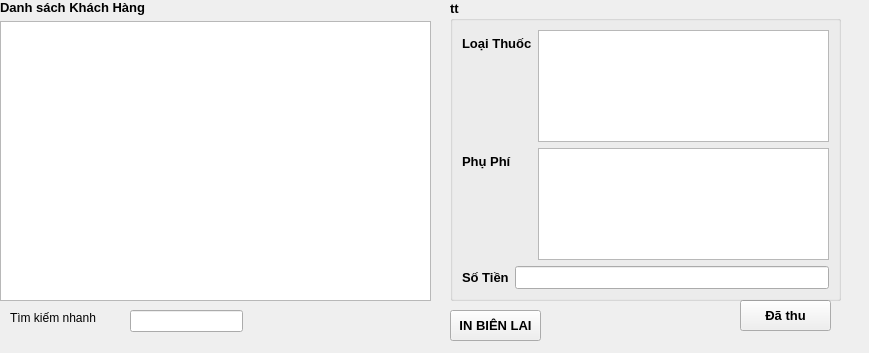
The window that dongphi.ui (xdien/tcmr) describes before a commit, drawn with Qt 5.
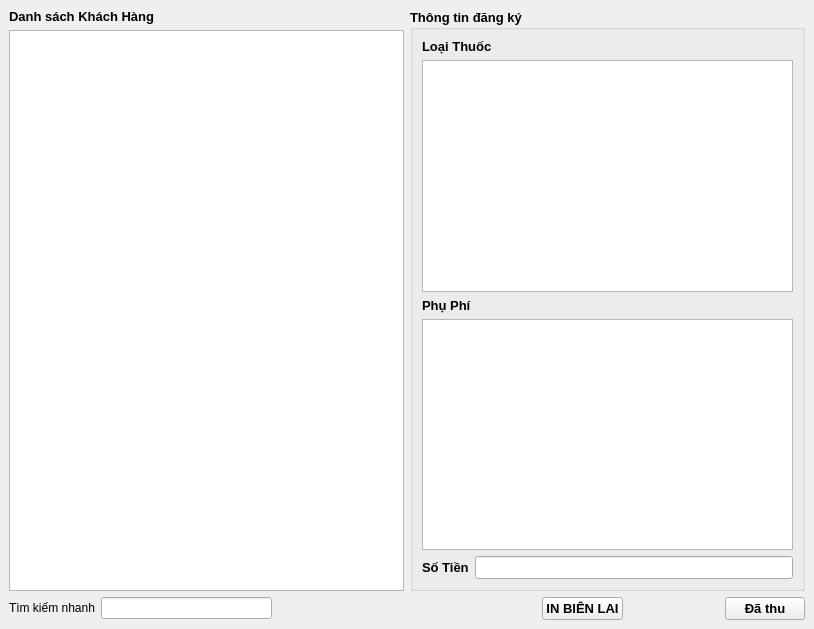
The same window after the commit.

The edit to the form file:
```diff
--- a/dongphi.ui
+++ b/dongphi.ui
@@ -6,23 +6,21 @@
    <rect>
     <x>0</x>
     <y>0</y>
-    <width>869</width>
-    <height>353</height>
+    <width>814</width>
+    <height>629</height>
    </rect>
   </property>
   <property name="windowTitle">
    <string>Thu phí</string>
   </property>
   <widget class="QWidget" name="centralwidget">
-   <widget class="QPushButton" name="pushButton_2">
-    <property name="geometry">
-     <rect>
-      <x>920</x>
-      <y>682</y>
-      <width>81</width>
-      <height>31</height>
-     </rect>
-    </property>
+   <layout class="QVBoxLayout" name="verticalLayout_5">
+    <item>
+     <layout class="QHBoxLayout" name="horizontalLayout">
+      <item>
+       <layout class="QVBoxLayout" name="verticalLayout">
+        <item>
+         <widget class="QLabel" name="label_2">
     <property name="font">
      <font>
       <pointsize>10</pointsize>
@@ -31,98 +29,17 @@
      </font>
     </property>
     <property name="text">
-     <string>HỦY</string>
-    </property>
-   </widget>
-   <widget class="QPushButton" name="pushButton_3">
-    <property name="geometry">
-     <rect>
-      <x>260</x>
-      <y>680</y>
-      <width>91</width>
-      <height>31</height>
-     </rect>
-    </property>
-    <property name="font">
-     <font>
-      <pointsize>10</pointsize>
-      <weight>75</weight>
-      <bold>true</bold>
-     </font>
-    </property>
-    <property name="text">
-     <string>IN BIÊN LAI</string>
-    </property>
-   </widget>
-   <widget class="QPushButton" name="pushButton">
-    <property name="geometry">
-     <rect>
-      <x>790</x>
-      <y>682</y>
-      <width>91</width>
-      <height>31</height>
-     </rect>
-    </property>
-    <property name="font">
-     <font>
-      <pointsize>10</pointsize>
-      <weight>75</weight>
-      <bold>true</bold>
-     </font>
-    </property>
-    <property name="text">
-     <string>Lưu</string>
-    </property>
-   </widget>
-   <widget class="QPushButton" name="pushButton_5">
-    <property name="geometry">
-     <rect>
-      <x>450</x>
-      <y>310</y>
-      <width>91</width>
-      <height>31</height>
-     </rect>
-    </property>
-    <property name="font">
-     <font>
-      <pointsize>10</pointsize>
-      <weight>75</weight>
-      <bold>true</bold>
-     </font>
-    </property>
-    <property name="text">
-     <string>IN BIÊN LAI</string>
-    </property>
-   </widget>
-   <widget class="QPushButton" name="pushButton_6">
-    <property name="geometry">
-     <rect>
-      <x>740</x>
-      <y>300</y>
-      <width>91</width>
-      <height>31</height>
-     </rect>
-    </property>
-    <property name="font">
-     <font>
-      <pointsize>10</pointsize>
-      <weight>75</weight>
-      <bold>true</bold>
-     </font>
-    </property>
-    <property name="text">
-     <string>Đã thu</string>
-    </property>
-   </widget>
+           <string>Danh sách Khách Hàng</string>
+          </property>
+         </widget>
+        </item>
+        <item>
+         <widget class="QTreeView" name="treeView"/>
+        </item>
+       </layout>
+      </item>
+      <item>
    <widget class="QGroupBox" name="groupBox_2">
-    <property name="geometry">
-     <rect>
-      <x>450</x>
-      <y>0</y>
-      <width>391</width>
-      <height>301</height>
-     </rect>
-    </property>
     <property name="font">
      <font>
       <pointsize>10</pointsize>
@@ -131,12 +48,12 @@
      </font>
     </property>
     <property name="title">
-     <string>tt</string>
-    </property>
+         <string>Thông tin đăng ký</string>
+        </property>
+        <layout class="QVBoxLayout" name="verticalLayout_4">
+         <item>
     <layout class="QVBoxLayout" name="verticalLayout_2">
      <item>
-      <layout class="QFormLayout" name="formLayout">
-       <item row="0" column="0">
         <widget class="QLabel" name="label_3">
          <property name="font">
           <font>
@@ -150,17 +67,21 @@
          </property>
         </widget>
        </item>
-       <item row="0" column="1">
+           <item>
         <widget class="QTreeView" name="treeView_danhsachthuoc"/>
        </item>
-       <item row="1" column="0">
+          </layout>
+         </item>
+         <item>
+          <layout class="QVBoxLayout" name="verticalLayout_3">
+           <item>
         <widget class="QLabel" name="label_4">
          <property name="text">
           <string>Phụ Phí</string>
          </property>
         </widget>
        </item>
-       <item row="1" column="1">
+           <item>
         <widget class="QTreeView" name="treeView_dv"/>
        </item>
       </layout>
@@ -188,58 +109,86 @@
      </item>
     </layout>
    </widget>
-   <widget class="QWidget" name="layoutWidget">
-    <property name="geometry">
-     <rect>
-      <x>0</x>
-      <y>0</y>
-      <width>431</width>
-      <height>301</height>
-     </rect>
-    </property>
-    <layout class="QVBoxLayout" name="verticalLayout">
-     <item>
-      <widget class="QLabel" name="label_2">
-       <property name="font">
-        <font>
-         <pointsize>10</pointsize>
-         <weight>75</weight>
-         <bold>true</bold>
-        </font>
-       </property>
-       <property name="text">
-        <string>Danh sách Khách Hàng</string>
-       </property>
-      </widget>
-     </item>
-     <item>
-      <widget class="QTreeView" name="treeView"/>
-     </item>
-    </layout>
-   </widget>
-   <widget class="QLineEdit" name="lineEdit">
-    <property name="geometry">
-     <rect>
-      <x>130</x>
-      <y>310</y>
-      <width>113</width>
-      <height>22</height>
-     </rect>
-    </property>
-   </widget>
+      </item>
+     </layout>
+    </item>
+    <item>
+     <layout class="QGridLayout" name="gridLayout_2">
+      <item row="0" column="1">
+       <layout class="QFormLayout" name="formLayout_3">
+        <item row="0" column="0">
    <widget class="QLabel" name="label">
-    <property name="geometry">
-     <rect>
-      <x>10</x>
-      <y>310</y>
-      <width>111</width>
-      <height>16</height>
-     </rect>
-    </property>
     <property name="text">
      <string>Tìm kiếm nhanh</string>
     </property>
    </widget>
+        </item>
+        <item row="0" column="1">
+         <widget class="QLineEdit" name="lineEdit"/>
+        </item>
+       </layout>
+      </item>
+      <item row="0" column="3">
+       <layout class="QGridLayout" name="gridLayout">
+        <item row="0" column="0">
+         <widget class="QPushButton" name="pushButton_5">
+          <property name="font">
+           <font>
+            <pointsize>10</pointsize>
+            <weight>75</weight>
+            <bold>true</bold>
+           </font>
+          </property>
+          <property name="text">
+           <string>IN BIÊN LAI</string>
+          </property>
+         </widget>
+        </item>
+        <item row="0" column="1">
+         <spacer name="horizontalSpacer">
+          <property name="orientation">
+           <enum>Qt::Horizontal</enum>
+          </property>
+          <property name="sizeHint" stdset="0">
+           <size>
+            <width>40</width>
+            <height>20</height>
+           </size>
+          </property>
+         </spacer>
+        </item>
+        <item row="0" column="2">
+         <widget class="QPushButton" name="pushButton_6">
+          <property name="font">
+           <font>
+            <pointsize>10</pointsize>
+            <weight>75</weight>
+            <bold>true</bold>
+           </font>
+          </property>
+          <property name="text">
+           <string>Đã thu</string>
+          </property>
+         </widget>
+        </item>
+       </layout>
+      </item>
+      <item row="0" column="2">
+       <spacer name="horizontalSpacer_2">
+        <property name="orientation">
+         <enum>Qt::Horizontal</enum>
+        </property>
+        <property name="sizeHint" stdset="0">
+         <size>
+          <width>40</width>
+          <height>20</height>
+         </size>
+        </property>
+       </spacer>
+      </item>
+     </layout>
+    </item>
+   </layout>
   </widget>
  </widget>
  <resources/>
```
Lines whose indentation alone changed are shown as unchanged.
